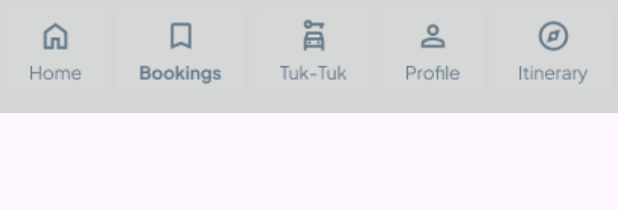
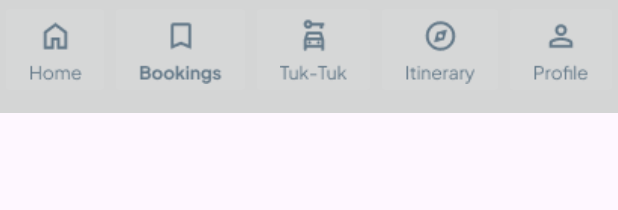
Before and after one commit to MadushanSasmitha/Voyasia, an Android app: the layout navigation_bar.xml on its own in the app's theme, with its tools: preview values and no code run, on a phone screen of 412 x 824 dp. Shown: the top 210 px of the screen. Run offline under Robolectric (Android 15) with nearby library versions, the phone set to English and light mode, and no system bars; Roboto replaces fonts that are not available here.

Commit message:
Initial Commit2

```diff
--- a/app/src/main/res/layout/navigation_bar.xml
+++ b/app/src/main/res/layout/navigation_bar.xml
@@ -1,6 +1,7 @@
 <?xml version="1.0" encoding="utf-8"?>
 <LinearLayout xmlns:android="http://schemas.android.com/apk/res/android"
     xmlns:app="http://schemas.android.com/apk/res-auto"
+    xmlns:tools="http://schemas.android.com/tools"
     android:layout_width="match_parent"
     android:layout_height="75dp"
     android:background="#D4D5D5">
@@ -10,33 +11,38 @@
         android:layout_width="wrap_content"
         android:layout_height="wrap_content"
         android:layout_weight="1"
-        app:srcCompat="@drawable/home" />
+        app:srcCompat="@drawable/home"
+        tools:ignore="ContentDescription,SpeakableTextPresentCheck,ImageContrastCheck" />
 
     <ImageButton
         android:id="@+id/imageButton4"
         android:layout_width="wrap_content"
         android:layout_height="wrap_content"
         android:layout_weight="1"
-        app:srcCompat="@drawable/booking" />
+        app:srcCompat="@drawable/booking"
+        tools:ignore="ContentDescription,SpeakableTextPresentCheck,ImageContrastCheck" />
 
     <ImageButton
         android:id="@+id/imageButton3"
         android:layout_width="wrap_content"
         android:layout_height="wrap_content"
         android:layout_weight="1"
-        app:srcCompat="@drawable/tuktuk" />
+        app:srcCompat="@drawable/tuktuk"
+        tools:ignore="ContentDescription,SpeakableTextPresentCheck,ImageContrastCheck" />
+
+    <ImageButton
+        android:id="@+id/imageButton2"
+        android:layout_width="wrap_content"
+        android:layout_height="wrap_content"
+        android:layout_weight="1"
+        app:srcCompat="@drawable/itinerary"
+        tools:ignore="ContentDescription,SpeakableTextPresentCheck" />
 
     <ImageButton
         android:id="@+id/imageButton"
         android:layout_width="wrap_content"
         android:layout_height="wrap_content"
         android:layout_weight="1"
-        app:srcCompat="@drawable/profile" />
-
-    <ImageButton
-        android:id="@+id/imageButton2"
-        android:layout_width="wrap_content"
-        android:layout_height="wrap_content"
-        android:layout_weight="1"
-        app:srcCompat="@drawable/itinerary" />
+        app:srcCompat="@drawable/profile"
+        tools:ignore="ContentDescription,SpeakableTextPresentCheck,ImageContrastCheck" />
 </LinearLayout>
```
